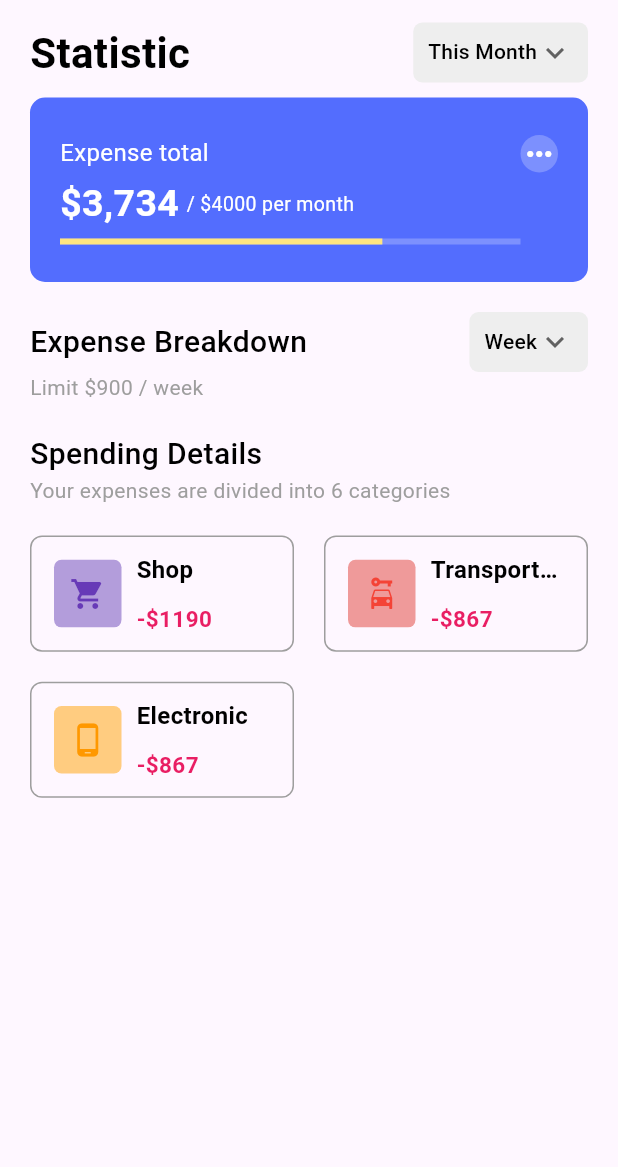
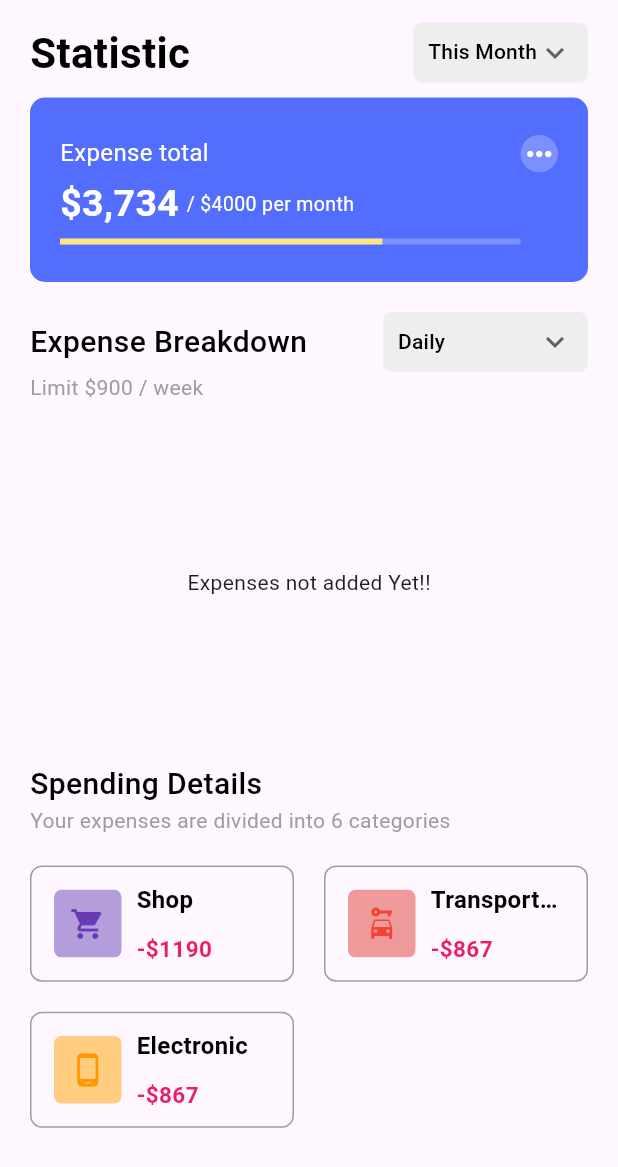
Before and after one commit to RshnGpt26/expense_app, a Flutter app: the StatisticScreen screen opened directly, on a phone screen of 412 x 824 dp. Shown: the top 1167 px of the screen. Run offline on Flutter 3.47's test engine with Material 3 defaults, Android fonts, the phone set to English and light mode, and no system bars; our stand-ins replace fl_chart, flutter_bloc, shared_preferences, sqflite; accounts and stored records are empty.

Commit message:
stats chart added

```diff
--- a/lib/data/local/model/user_model.dart
+++ b/lib/data/local/model/user_model.dart
@@ -1,4 +1,4 @@
-import 'package:expense_app/data/local/helper/db_helper.dart';
+import '../helper/db_helper.dart';
 
 class UserModel {
   int? id;
--- a/lib/data/local/repository/user_repository.dart
+++ b/lib/data/local/repository/user_repository.dart
@@ -1,5 +1,4 @@
-import 'package:expense_app/data/local/helper/db_helper.dart';
-
+import '../helper/db_helper.dart';
 import '../model/user_model.dart';
 
 class UserRepository {
--- a/lib/ui/home/expense_bloc/expense_bloc.dart
+++ b/lib/ui/home/expense_bloc/expense_bloc.dart
@@ -1,11 +1,11 @@
-import 'package:expense_app/ui/home/expense_bloc/expense_event.dart';
-import 'package:expense_app/ui/home/expense_bloc/expense_state.dart';
 import 'package:flutter_bloc/flutter_bloc.dart';
 import 'package:shared_preferences/shared_preferences.dart';
 
 import '../../../data/local/model/filtered_expense_model.dart';
 import '../../../data/local/repository/expense_repository.dart';
 import '../../../utils/app_constants.dart';
+import 'expense_event.dart';
+import 'expense_state.dart';
 
 class ExpenseBloc extends Bloc<ExpenseEvent, ExpenseState> {
   ExpenseRepository expenseRepository;
--- a/lib/ui/home/expense_bloc/expense_event.dart
+++ b/lib/ui/home/expense_bloc/expense_event.dart
@@ -1,4 +1,4 @@
-import 'package:expense_app/data/local/model/expense_model.dart';
+import '../../../data/local/model/expense_model.dart';
 
 abstract class ExpenseEvent {}
 
--- a/lib/ui/home/main_screen.dart
+++ b/lib/ui/home/main_screen.dart
@@ -1,6 +1,6 @@
-import 'package:expense_app/utils/routes/app_routes.dart';
 import 'package:flutter/material.dart';
 
+import '../../utils/routes/app_routes.dart';
 import '../statistic/statistic_screen.dart';
 import 'home_screen.dart';
 
--- a/lib/ui/login/login_screen.dart
+++ b/lib/ui/login/login_screen.dart
@@ -1,9 +1,9 @@
-import 'package:expense_app/ui/sign_up/bloc/user_bloc.dart';
-import 'package:expense_app/ui/sign_up/bloc/user_event.dart';
 import 'package:flutter/material.dart';
 import 'package:flutter_bloc/flutter_bloc.dart';
 
 import '../../utils/routes/app_routes.dart';
+import '../sign_up/bloc/user_bloc.dart';
+import '../sign_up/bloc/user_event.dart';
 import '../sign_up/bloc/user_state.dart';
 
 class LoginScreen extends StatefulWidget {
--- a/lib/ui/sign_up/bloc/user_bloc.dart
+++ b/lib/ui/sign_up/bloc/user_bloc.dart
@@ -1,8 +1,8 @@
 import 'package:flutter_bloc/flutter_bloc.dart';
 
-import 'package:expense_app/data/local/repository/user_repository.dart';
-import 'package:expense_app/ui/sign_up/bloc/user_event.dart';
-import 'package:expense_app/ui/sign_up/bloc/user_state.dart';
+import '../../../data/local/repository/user_repository.dart';
+import 'user_event.dart';
+import 'user_state.dart';
 
 class UserBloc extends Bloc<UserEvent, UserState> {
   UserRepository userRepository;
--- a/lib/ui/sign_up/bloc/user_event.dart
+++ b/lib/ui/sign_up/bloc/user_event.dart
@@ -1,4 +1,4 @@
-import 'package:expense_app/data/local/model/user_model.dart';
+import '../../../data/local/model/user_model.dart';
 
 abstract class UserEvent {}
 
--- a/lib/ui/statistic/statistic_screen.dart
+++ b/lib/ui/statistic/statistic_screen.dart
@@ -1,13 +1,43 @@
+import 'package:fl_chart/fl_chart.dart';
 import 'package:flutter/material.dart';
+import 'package:flutter_bloc/flutter_bloc.dart';
 
-class StatisticScreen extends StatelessWidget {
-  StatisticScreen({super.key});
+import '../home/expense_bloc/expense_bloc.dart';
+import '../home/expense_bloc/expense_event.dart';
+import '../home/expense_bloc/expense_state.dart';
 
+class StatisticScreen extends StatefulWidget {
+  const StatisticScreen({super.key});
+
+  @override
+  State<StatisticScreen> createState() => _StatisticScreenState();
+}
+
+class _StatisticScreenState extends State<StatisticScreen> {
   final List<Map<String, dynamic>> expenseList = [
     {"type": "shop", "title": "Shop", "expense": 1190},
     {"type": "transportation", "title": "Transportation", "expense": 867},
     {"type": "electronic", "title": "Electronic", "expense": 867},
   ];
+
+  // final List<FilteredExpenseModel> allExp = [
+  //   FilteredExpenseModel(title: "Grocery", bal: 1000, expenses: []),
+  //   FilteredExpenseModel(title: "Petrol", bal: 7000, expenses: []),
+  //   FilteredExpenseModel(title: "Shopping", bal: 10000, expenses: []),
+  //   FilteredExpenseModel(title: "Recharge", bal: 2400, expenses: []),
+  //   FilteredExpenseModel(title: "Coffee", bal: 2700, expenses: []),
+  //   FilteredExpenseModel(title: "Restaurant", bal: 7700, expenses: []),
+  // ];
+
+  bool isLoading = false;
+  String selectedFilter = "Daily";
+  List<String> filters = ["Daily", "Monthly", "Yearly", "Category Wise"];
+
+  @override
+  void initState() {
+    super.initState();
+    context.read<ExpenseBloc>().add(ExpenseFetchEvent(filter: selectedFilter));
+  }
 
   @override
   Widget build(BuildContext context) {
@@ -166,9 +196,9 @@ class StatisticScreen extends StatelessWidget {
                             child: DropdownButtonHideUnderline(
                               child: DropdownButton<String>(
                                 icon: Icon(Icons.keyboard_arrow_down),
-                                value: "Week",
+                                value: selectedFilter,
                                 items:
-                                    ["Week"]
+                                    filters
                                         .map(
                                           (e) => DropdownMenuItem(
                                             value: e,
@@ -183,7 +213,14 @@ class StatisticScreen extends StatelessWidget {
                                           ),
                                         )
                                         .toList(),
-                                onChanged: (value) {},
+                                onChanged: (value) {
+                                  setState(() {
+                                    selectedFilter = value!;
+                                  });
+                                  context.read<ExpenseBloc>().add(
+                                    ExpenseFetchEvent(filter: selectedFilter),
+                                  );
+                                },
                               ),
                             ),
                           ),
@@ -195,6 +232,60 @@ class StatisticScreen extends StatelessWidget {
                           color: Colors.grey,
                           fontSize: 14,
                           fontWeight: FontWeight.w400,
+                        ),
+                      ),
+                      SizedBox(height: 20),
+                      SizedBox(
+                        height: 200,
+                        child: BlocBuilder<ExpenseBloc, ExpenseState>(
+                          builder: (context, state) {
+                            if (state is ExpenseLoadingState) {
+                              return Center(child: CircularProgressIndicator());
+                            }
+                            if (state is ExpenseLoadedState) {
+                              if (state.expenses.isEmpty) {
+                                return Center(
+                                  child: Text("Expenses not added Yet!!"),
+                                );
+                              }
+                              List<BarChartGroupData> mBar = [];
+
+                              for (int i = 0; i < state.expenses.length; i++) {
+                                mBar.add(
+                                  BarChartGroupData(
+                                    x: i,
+                                    barRods: [
+                                      _barUI(
+                                        toY: state.expenses[i].bal.toDouble(),
+                                      ),
+                                    ],
+                                  ),
+                                );
+                              }
+                              return BarChart(
+                                BarChartData(
+                                  titlesData: FlTitlesData(
+                                    bottomTitles: AxisTitles(
+                                      sideTitles: SideTitles(
+                                        showTitles: true,
+                                        getTitlesWidget: (value, meta) {
+                                          return Text(
+                                            state.expenses[value.toInt()].title,
+                                            style: TextStyle(fontSize: 9),
+                                          );
+                                        },
+                                      ),
+                                    ),
+                                  ),
+                                  barGroups: mBar,
+                                  maxY: 1000,
+                                  baselineY: 500,
+                                  minY: -9500,
+                                ),
+                              );
+                            }
+                            return Center(child: Text("Expenses not Found!!"));
+                          },
                         ),
                       ),
                       SizedBox(height: 20),
@@ -322,4 +413,13 @@ class StatisticScreen extends StatelessWidget {
       ),
     );
   }
+
+  BarChartRodData _barUI({required double toY}) {
+    return BarChartRodData(
+      toY: toY,
+      color: Colors.blue,
+      width: 35,
+      borderRadius: BorderRadius.vertical(top: Radius.circular(3)),
+    );
+  }
 }
--- a/lib/utils/app_constants.dart
+++ b/lib/utils/app_constants.dart
@@ -1,4 +1,4 @@
-import 'package:expense_app/data/local/model/category_model.dart';
+import '../data/local/model/category_model.dart';
 
 class AppConstants {
   static const String prefUserIdKey = "uid";
--- a/lib/utils/routes/app_routes.dart
+++ b/lib/utils/routes/app_routes.dart
@@ -1,7 +1,7 @@
-import 'package:expense_app/ui/add_expense/add_expense_screen.dart';
-import 'package:expense_app/ui/home/main_screen.dart';
 import 'package:flutter/widgets.dart';
 
+import '../../ui/add_expense/add_expense_screen.dart';
+import '../../ui/home/main_screen.dart';
 import '../../ui/login/login_screen.dart';
 import '../../ui/sign_up/sign_up_screen.dart';
 import '../../ui/splash/splash_screen.dart';
--- a/pubspec.yaml
+++ b/pubspec.yaml
@@ -40,6 +40,7 @@ dependencies:
   intl: ^0.20.2
   flutter_bloc: ^9.1.1
   shared_preferences: ^2.5.3
+  fl_chart: ^1.0.0
 
 dev_dependencies:
   flutter_test:
```
Also changed, not shown: lib/data/local/helper/db_helper.dart (+4 -3 lines), lib/data/local/repository/expense_repository.dart (+5 -4 lines), lib/main.dart (+5 -5 lines), lib/ui/add_expense/add_expense_screen.dart (+7 -6 lines), lib/ui/home/home_screen.dart (+6 -6 lines), lib/ui/sign_up/sign_up_screen.dart (+5 -4 lines), pubspec.lock.
